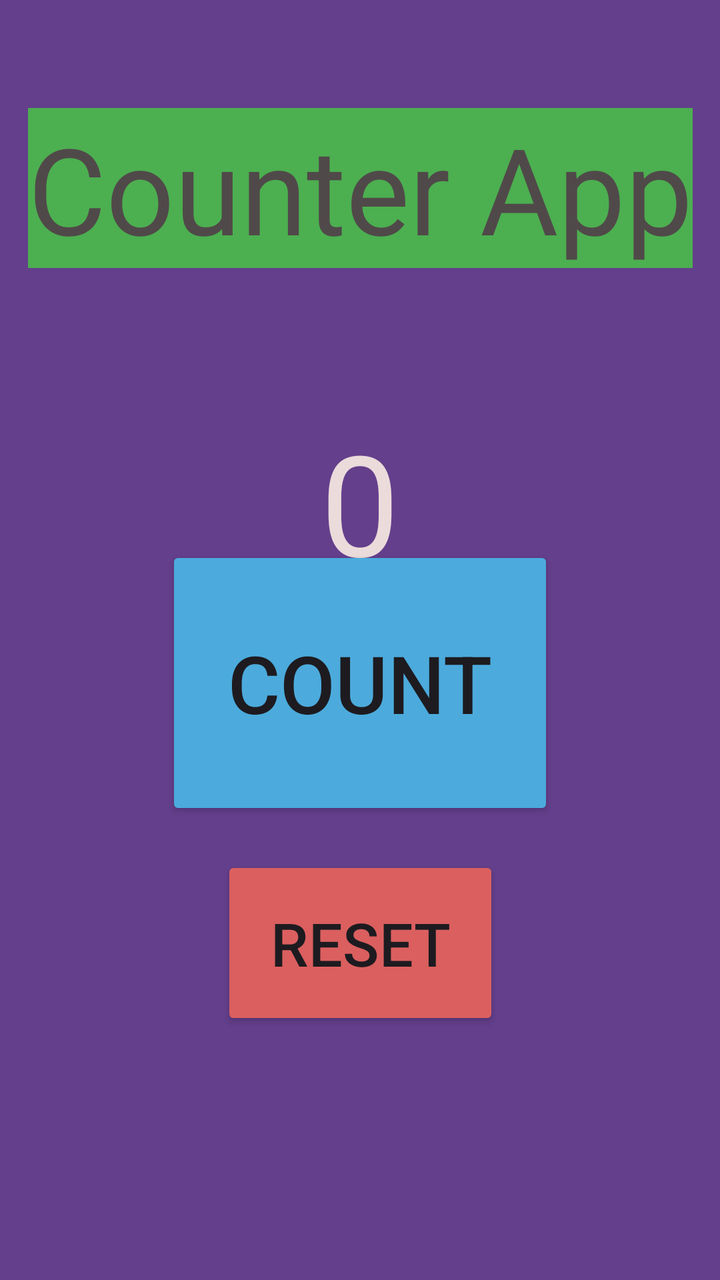
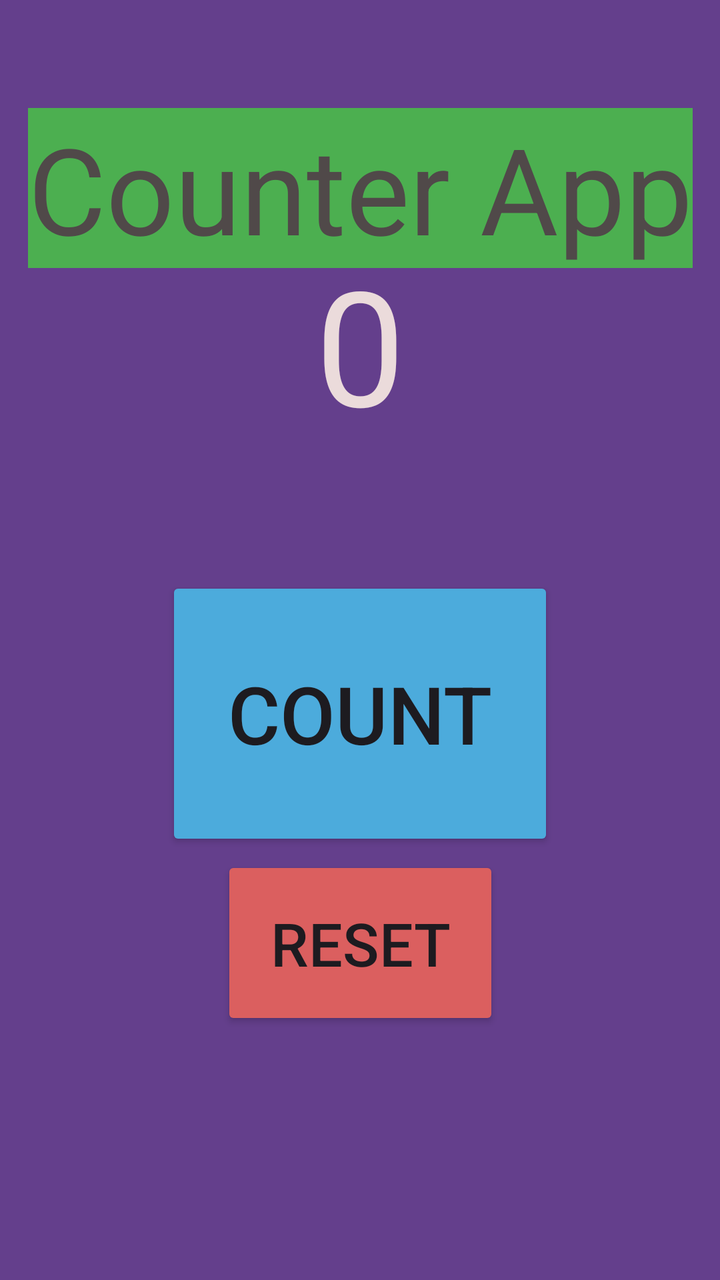

Compare the two renders of this Android layout. The source of the first and the diff that turns it into the second are given below.
<!-- AndroidManifest.xml: application theme Theme.My1HourApp -->
<!-- res/layout/activity_main.xml -->
<?xml version="1.0" encoding="utf-8"?>
<androidx.constraintlayout.widget.ConstraintLayout xmlns:android="http://schemas.android.com/apk/res/android"
    xmlns:app="http://schemas.android.com/apk/res-auto"
    xmlns:tools="http://schemas.android.com/tools"
    android:id="@+id/main"
    android:layout_width="match_parent"
    android:layout_height="match_parent"
    android:background="#643F8C"
    tools:context=".MainActivity">

    <Button
        android:id="@+id/CountBtn"
        android:layout_width="194dp"
        android:layout_height="137dp"
        android:layout_marginBottom="18dp"
        android:backgroundTint="#4CABDC"
        android:text="Count"
        android:textSize="40sp"
        app:iconSize="8dp"
        app:layout_constraintBottom_toTopOf="@+id/ResetBtn"
        app:layout_constraintEnd_toEndOf="parent"
        app:layout_constraintHorizontal_bias="0.5"
        app:layout_constraintStart_toStartOf="parent" />

    <TextView
        android:id="@+id/textView"
        android:layout_width="wrap_content"
        android:layout_height="wrap_content"
        android:layout_marginTop="54dp"
        android:background="#4CAF50"
        android:text="Counter App"
        android:textColor="#504949"
        android:textSize="60sp"
        app:layout_constraintEnd_toEndOf="parent"
        app:layout_constraintHorizontal_bias="0.5"
        app:layout_constraintStart_toStartOf="parent"
        app:layout_constraintTop_toTopOf="parent" />

    <Button
        android:id="@+id/ResetBtn"
        android:layout_width="139dp"
        android:layout_height="87dp"
        android:layout_marginBottom="125dp"
        android:backgroundTint="#DB5F5F"
        android:text="Reset"
        android:textSize="30sp"
        app:layout_constraintBottom_toBottomOf="parent"
        app:layout_constraintEnd_toEndOf="parent"
        app:layout_constraintHorizontal_bias="0.5"
        app:layout_constraintStart_toStartOf="parent" />

    <TextView
        android:id="@+id/Count"
        android:layout_width="173dp"
        android:layout_height="122dp"
        android:layout_marginTop="56dp"
        android:gravity="center"
        android:text="0"
        android:textColor="#EBDBDB"
        android:textSize="70sp"
        app:layout_constraintEnd_toEndOf="parent"
        app:layout_constraintHorizontal_bias="0.5"
        app:layout_constraintStart_toStartOf="parent"
        app:layout_constraintTop_toBottomOf="@+id/textView" />

</androidx.constraintlayout.widget.ConstraintLayout>
<!-- resources referenced by this layout -->
<resources>
  <style name="Theme.My1HourApp" parent="Base.Theme.My1HourApp" />
  <style name="Base.Theme.My1HourApp" parent="Theme.Material3.DayNight.NoActionBar">
          
          
      </style>
</resources>

<!-- the commit's change to res/layout/activity_main.xml (unified diff, before → after) -->
@@ -12,6 +12,7 @@
         android:id="@+id/CountBtn"
         android:layout_width="194dp"
         android:layout_height="137dp"
+        android:layout_marginTop="63dp"
         android:layout_marginBottom="18dp"
         android:backgroundTint="#4CABDC"
         android:text="Count"
@@ -20,7 +21,8 @@
         app:layout_constraintBottom_toTopOf="@+id/ResetBtn"
         app:layout_constraintEnd_toEndOf="parent"
         app:layout_constraintHorizontal_bias="0.5"
-        app:layout_constraintStart_toStartOf="parent" />
+        app:layout_constraintStart_toStartOf="parent"
+        app:layout_constraintTop_toBottomOf="@+id/Count" />
 
     <TextView
         android:id="@+id/textView"
@@ -28,6 +30,7 @@
         android:layout_height="wrap_content"
         android:layout_marginTop="54dp"
         android:background="#4CAF50"
+        android:gravity="center"
         android:text="Counter App"
         android:textColor="#504949"
         android:textSize="60sp"
@@ -51,16 +54,17 @@
 
     <TextView
         android:id="@+id/Count"
-        android:layout_width="173dp"
-        android:layout_height="122dp"
-        android:layout_marginTop="56dp"
+        android:layout_width="wrap_content"
+        android:layout_height="wrap_content"
         android:gravity="center"
         android:text="0"
         android:textColor="#EBDBDB"
-        android:textSize="70sp"
+        android:textSize="80sp"
+        app:layout_constraintBottom_toTopOf="@+id/CountBtn"
         app:layout_constraintEnd_toEndOf="parent"
         app:layout_constraintHorizontal_bias="0.5"
         app:layout_constraintStart_toStartOf="parent"
-        app:layout_constraintTop_toBottomOf="@+id/textView" />
+        app:layout_constraintTop_toBottomOf="@+id/textView"
+        app:layout_constraintVertical_bias="0.5" />
 
 </androidx.constraintlayout.widget.ConstraintLayout>
